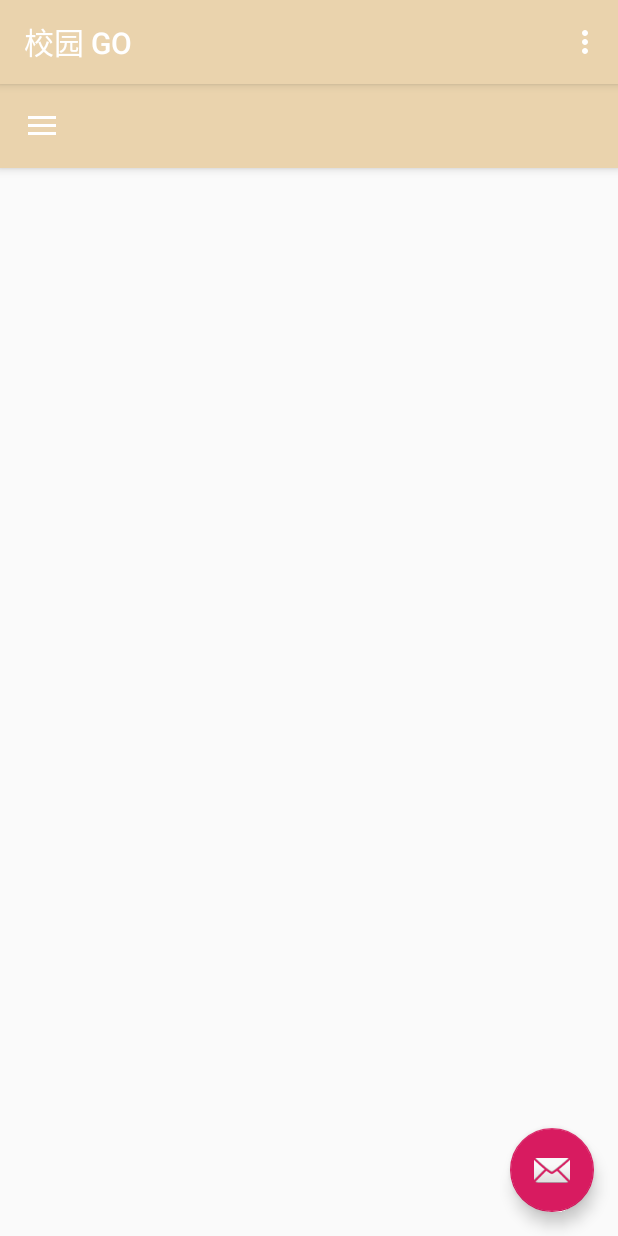
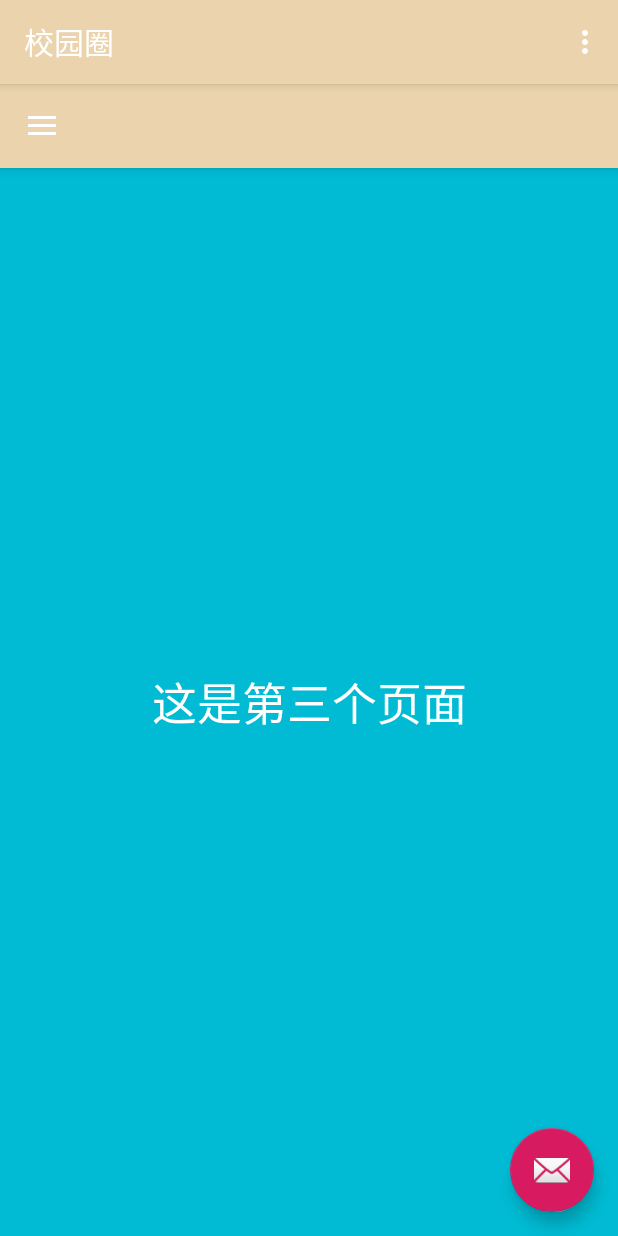
Before and after one commit to luoenen/TogetherGO, an Android app: the MainActivity screen opened directly, with no data from a screen before it, in the side drawer, after a tap on "设置", on a phone screen of 412 x 824 dp. Run offline under Robolectric (Android 15) with nearby library versions, the light colour scheme and no system bars.

Commit message:
FrameLayout更新实例

```diff
--- a/app/src/main/java/com/huel/luosenen/togethergo/core/MainActivity.java
+++ b/app/src/main/java/com/huel/luosenen/togethergo/core/MainActivity.java
@@ -1,5 +1,6 @@
 package com.huel.luosenen.togethergo.core;
 
+import android.app.FragmentTransaction;
 import android.os.Bundle;
 import android.support.design.widget.FloatingActionButton;
 import android.support.design.widget.Snackbar;
@@ -14,16 +15,28 @@ import android.view.Menu;
 import android.view.MenuItem;
 import android.view.Window;
 import android.view.WindowManager;
+import android.widget.TextView;
 
 import com.huel.luosenen.togethergo.R;
+import com.huel.luosenen.togethergo.fragment.FragmentOne;
+import com.huel.luosenen.togethergo.fragment.FragmentThree;
+import com.huel.luosenen.togethergo.fragment.FragmentTwo;
 
 public class MainActivity extends AppCompatActivity
         implements NavigationView.OnNavigationItemSelectedListener {
+
+    private TextView mTextMessage;
+    private FragmentOne fragmentOne;
+    private FragmentTwo fragmentTwo;
+    private FragmentThree fragmentThree;
+
 
     @Override
     protected void onCreate(Bundle savedInstanceState) {
         super.onCreate(savedInstanceState);
         setContentView(R.layout.activity_main);
+        init();
+        mTextMessage = (TextView) findViewById(R.id.message);
         Toolbar toolbar = (Toolbar) findViewById(R.id.toolbar);
         //setSupportActionBar(toolbar);
 
@@ -83,13 +96,18 @@ public class MainActivity extends AppCompatActivity
     public boolean onNavigationItemSelected(MenuItem item) {
         // Handle navigation view item clicks here.
         int id = item.getItemId();
+        FragmentTransaction beginTransaction=getFragmentManager().beginTransaction();
+        if (id == R.id.nav_camera) {
+            mTextMessage.setText(R.string.app_name);
+            showNav(R.id.nav_camera);
 
-        if (id == R.id.nav_camera) {
-            // Handle the camera action
         } else if (id == R.id.nav_gallery) {
 
+            mTextMessage.setText(R.string.welcome_text);
+            showNav(R.id.nav_gallery);
         } else if (id == R.id.nav_slideshow) {
-
+            mTextMessage.setText(R.string.login_find);
+            showNav(R.id.nav_manage);
         } else if (id == R.id.nav_manage) {
 
         } else if (id == R.id.nav_share) {
@@ -102,4 +120,40 @@ public class MainActivity extends AppCompatActivity
         drawer.closeDrawer(GravityCompat.START);
         return true;
     }
+
+    private void init(){
+        fragmentOne=new FragmentOne();
+        fragmentTwo=new FragmentTwo();
+        fragmentThree=new FragmentThree();
+        FragmentTransaction beginTransaction=getFragmentManager().beginTransaction();
+        beginTransaction.add(R.id.content,fragmentOne).add(R.id.content,fragmentTwo).add(R.id.content,fragmentThree);//开启一个事务将fragment动态加载到组件
+        beginTransaction.hide(fragmentOne).hide(fragmentTwo).hide(fragmentThree);//隐藏fragment
+        beginTransaction.addToBackStack(null);//返回到上一个显示的fragment
+        beginTransaction.commit();//每一个事务最后操作必须是commit（），否则看不见效果
+        showNav(R.id.nav_camera);
+    }
+    private void showNav(int id){
+        FragmentTransaction beginTransaction=getFragmentManager().beginTransaction();
+        switch (id){
+            case R.id.nav_camera:
+                beginTransaction.hide(fragmentTwo).hide(fragmentThree);
+                beginTransaction.show(fragmentOne);
+                beginTransaction.addToBackStack(null);
+                beginTransaction.commit();
+                break;
+            case R.id.nav_gallery:
+                beginTransaction.hide(fragmentOne).hide(fragmentThree);
+                beginTransaction.show(fragmentTwo);
+                beginTransaction.addToBackStack(null);
+                beginTransaction.commit();
+                break;
+            case R.id.nav_manage:
+                beginTransaction.hide(fragmentTwo).hide(fragmentOne);
+                beginTransaction.show(fragmentThree);
+                beginTransaction.addToBackStack(null);
+                beginTransaction.commit();
+                break;
+        }
+    }
+
 }
--- /dev/null
+++ b/app/src/main/java/com/huel/luosenen/togethergo/fragment/FragmentOne.java
@@ -0,0 +1,21 @@
+package com.huel.luosenen.togethergo.fragment;
+
+import android.app.Fragment;
+import android.os.Bundle;
+import android.support.annotation.Nullable;
+import android.view.LayoutInflater;
+import android.view.View;
+import android.view.ViewGroup;
+import android.widget.TextView;
+
+import com.huel.luosenen.togethergo.R;
+
+
+public class FragmentOne extends Fragment {
+    @Nullable
+    @Override
+    public View onCreateView(LayoutInflater inflater, @Nullable ViewGroup container, Bundle savedInstanceState) {
+        View view=inflater.inflate(R.layout.fragment_one,container,false);
+        return view;
+    }
+}
--- /dev/null
+++ b/app/src/main/java/com/huel/luosenen/togethergo/fragment/FragmentThree.java
@@ -0,0 +1,20 @@
+package com.huel.luosenen.togethergo.fragment;
+
+import android.app.Fragment;
+import android.os.Bundle;
+import android.support.annotation.Nullable;
+import android.view.LayoutInflater;
+import android.view.View;
+import android.view.ViewGroup;
+
+import com.huel.luosenen.togethergo.R;
+
+
+public class FragmentThree extends Fragment {
+    @Nullable
+    @Override
+    public View onCreateView(LayoutInflater inflater, @Nullable ViewGroup container, Bundle savedInstanceState) {
+        View view=inflater.inflate(R.layout.fragment_two,container,false);
+        return view;
+    }
+}
--- /dev/null
+++ b/app/src/main/java/com/huel/luosenen/togethergo/fragment/FragmentTwo.java
@@ -0,0 +1,20 @@
+package com.huel.luosenen.togethergo.fragment;
+
+import android.app.Fragment;
+import android.os.Bundle;
+import android.support.annotation.Nullable;
+import android.view.LayoutInflater;
+import android.view.View;
+import android.view.ViewGroup;
+
+import com.huel.luosenen.togethergo.R;
+
+
+public class FragmentTwo extends Fragment {
+    @Nullable
+    @Override
+    public View onCreateView(LayoutInflater inflater, @Nullable ViewGroup container, Bundle savedInstanceState) {
+        View view=inflater.inflate(R.layout.fragment_three,container,false);
+        return view;
+    }
+}
--- a/app/src/main/res/layout/activity_login.xml
+++ b/app/src/main/res/layout/activity_login.xml
@@ -2,7 +2,10 @@
 <RelativeLayout
     xmlns:android="http://schemas.android.com/apk/res/android"
     android:layout_width="match_parent"
+    android:padding="30dp"
     android:layout_height="match_parent">
+
+
 
     <EditText
         android:id="@+id/login_account"
--- a/app/src/main/res/layout/content_main.xml
+++ b/app/src/main/res/layout/content_main.xml
@@ -1,10 +1,12 @@
 <?xml version="1.0" encoding="utf-8"?>
-<RelativeLayout
+<LinearLayout
     xmlns:android="http://schemas.android.com/apk/res/android"
     xmlns:app="http://schemas.android.com/apk/res-auto"
     xmlns:tools="http://schemas.android.com/tools"
+    android:id="@+id/container"
     android:layout_width="match_parent"
     android:layout_height="match_parent"
+    android:orientation="vertical"
     app:layout_behavior="@string/appbar_scrolling_view_behavior"
     tools:context=".core.MainActivity"
     tools:showIn="@layout/app_bar_main">
@@ -15,6 +17,15 @@
         android:layout_height="0dp"
         android:layout_weight="1">
 
+        <TextView
+            android:id="@+id/message"
+            android:layout_width="match_parent"
+            android:layout_height="wrap_content"
+            android:layout_marginBottom="@dimen/activity_vertical_margin"
+            android:layout_marginLeft="@dimen/activity_horizontal_margin"
+            android:layout_marginRight="@dimen/activity_horizontal_margin"
+            android:layout_marginTop="@dimen/activity_vertical_margin" />
+
     </FrameLayout>
 
-</RelativeLayout>
+</LinearLayout>
--- /dev/null
+++ b/app/src/main/res/layout/fragment_three.xml
@@ -0,0 +1,20 @@
+<?xml version="1.0" encoding="utf-8"?>
+<LinearLayout xmlns:android="http://schemas.android.com/apk/res/android"
+    android:orientation="vertical" android:layout_width="match_parent"
+    android:layout_height="match_parent">
+    <LinearLayout
+        android:layout_width="match_parent"
+        android:layout_height="match_parent"
+        android:orientation="vertical"
+        android:background="#00BBD3"
+        android:gravity="center">
+        <TextView
+            android:layout_width="match_parent"
+            android:layout_height="wrap_content"
+            android:text="这是第三个页面"
+            android:textSize="30dp"
+            android:textColor="#ffffff"
+            android:gravity="center"/>
+
+    </LinearLayout>
+</LinearLayout>
--- a/app/src/main/res/values/strings.xml
+++ b/app/src/main/res/values/strings.xml
@@ -1,6 +1,6 @@
 <resources>
-    <string name="app_name">校园 GO</string>
-    <string name="welcome_text">欢迎使用University Shopping</string>
+    <string name="app_name">校园圈</string>
+    <string name="welcome_text">欢迎使用校园圈 ⭕️</string>
     <string name="login_account_hint">学号</string>
     <string name="login_password_hint">密码</string>
     <string name="login_to_register">注册</string>
```
Also changed, not shown: app/src/main/res/layout/activity_welcome.xml (+9 -0 lines), app/src/main/res/layout/fragment_one.xml (added, +20 -0 lines), app/src/main/res/layout/fragment_two.xml (added, +20 -0 lines), 3 other files.
